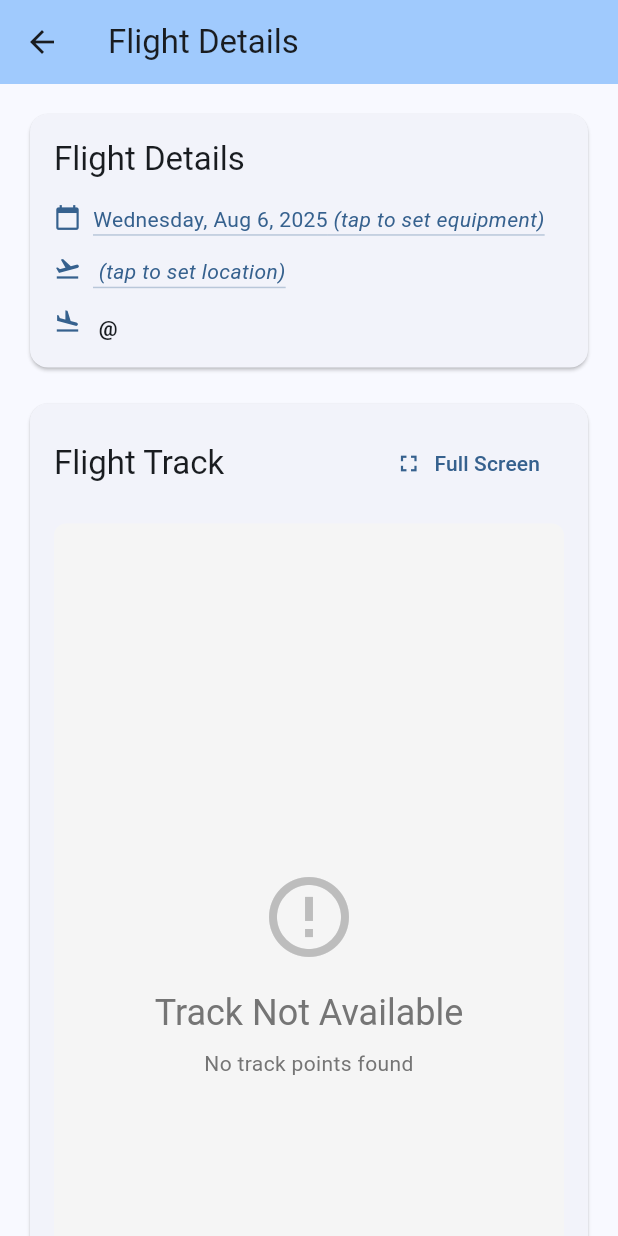
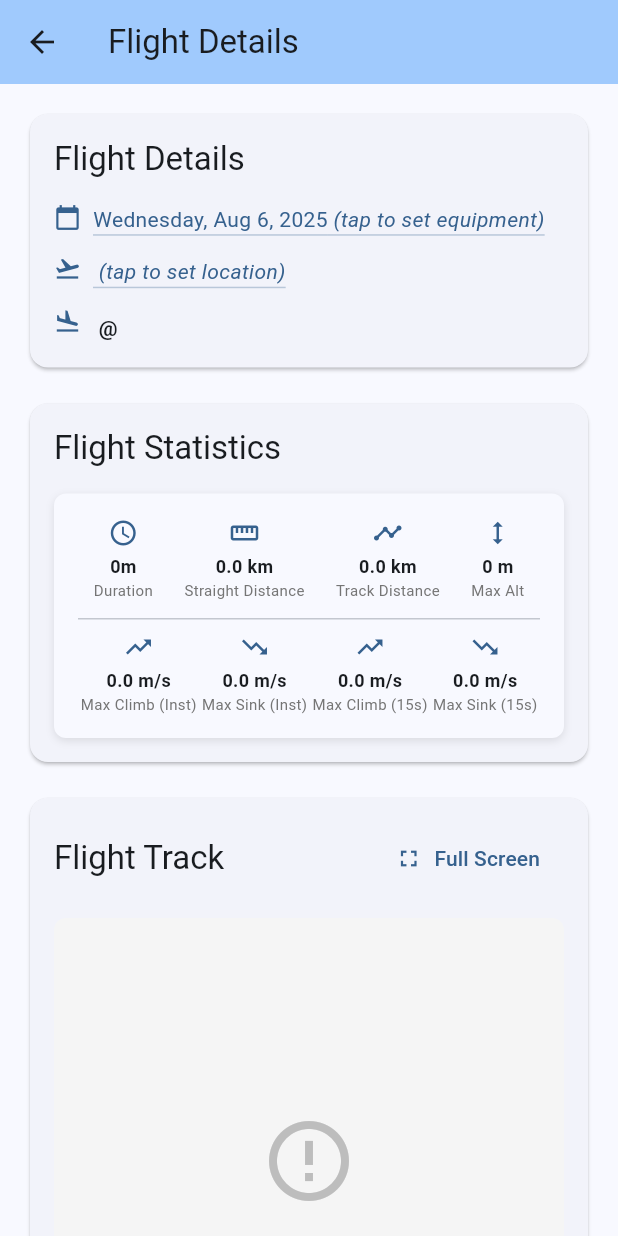
Before and after one commit to Kevin-McIsaac/the_paragliding_app, a Flutter app: the FlightDetailScreen screen opened directly with empty values, on a phone screen of 412 x 824 dp. Run offline on Flutter 3.47's test engine with Material 3 defaults, Android fonts, the phone set to English and light mode, and no system bars; our stand-ins replace file_picker, fl_chart, flutter_map, latlong2, shared_preferences, sqflite and 2 more; accounts and stored records are empty.

Commit message:
Move statistics panel to dedicated card and create Google Play Store description
- Extracted flight statistics from FlightTrackWidget into standalone FlightStatisticsWidget
- Added dedicated "Flight Statistics" card in FlightDetailScreen after flight details
- Created new FlightTrackConfig.embeddedMap() configuration without statistics panel
- Updated full screen mode to remove statistics panel for cleaner map experience
- Added straight line distance to statistics panel before track distance
- Created comprehensive Google Play Store app description with:
  - Short description (78 characters) optimized for search
  - Full description (2,247 characters) with features and benefits
  - ASO keywords and feature highlights for discoverability
  - Marketing content and competitive positioning

Statistics now appear in dedicated card for better information hierarchy while maps focus purely on visualization.

Fixes #2

```diff
--- a/free_flight_log_app/lib/presentation/screens/flight_detail_screen.dart
+++ b/free_flight_log_app/lib/presentation/screens/flight_detail_screen.dart
@@ -7,6 +7,7 @@ import '../../data/repositories/flight_repository.dart';
 import '../../data/repositories/site_repository.dart';
 import '../../data/repositories/wing_repository.dart';
 import '../widgets/flight_track_widget.dart';
+import '../widgets/flight_statistics_widget.dart';
 import 'flight_track_screen.dart';
 
 class FlightDetailScreen extends StatefulWidget {
@@ -529,6 +530,27 @@ class _FlightDetailScreenState extends State<FlightDetailScreen> {
 
                     const SizedBox(height: 16),
 
+                    // Flight Statistics Card (if track data available)
+                    if (_flight.trackLogPath != null)
+                      Card(
+                        child: Padding(
+                          padding: const EdgeInsets.all(16.0),
+                          child: Column(
+                            crossAxisAlignment: CrossAxisAlignment.start,
+                            children: [
+                              Text(
+                                'Flight Statistics',
+                                style: Theme.of(context).textTheme.titleLarge,
+                              ),
+                              const SizedBox(height: 16),
+                              FlightStatisticsWidget(flight: _flight),
+                            ],
+                          ),
+                        ),
+                      ),
+
+                    const SizedBox(height: 16),
+
                     // Flight Track Visualization (if available)
                     if (_flight.trackLogPath != null)
                       Card(
@@ -560,7 +582,7 @@ class _FlightDetailScreenState extends State<FlightDetailScreen> {
                               const SizedBox(height: 16),
                               FlightTrackWidget(
                                 flight: _flight,
-                                config: FlightTrackConfig.embeddedWithControls(),
+                                config: FlightTrackConfig.embeddedMap(),
                               ),
                             ],
                           ),
--- /dev/null
+++ b/free_flight_log_app/lib/presentation/widgets/flight_statistics_widget.dart
@@ -0,0 +1,138 @@
+import 'package:flutter/material.dart';
+import '../../data/models/flight.dart';
+
+class FlightStatisticsWidget extends StatelessWidget {
+  final Flight flight;
+
+  const FlightStatisticsWidget({
+    super.key,
+    required this.flight,
+  });
+
+  String _formatDuration(int minutes) {
+    final hours = minutes ~/ 60;
+    final mins = minutes % 60;
+    if (hours > 0) {
+      return '${hours}h ${mins}m';
+    }
+    return '${mins}m';
+  }
+
+  @override
+  Widget build(BuildContext context) {
+    final duration = _formatDuration(flight.duration);
+
+    return Container(
+      padding: const EdgeInsets.all(16),
+      decoration: BoxDecoration(
+        color: Theme.of(context).colorScheme.surface,
+        borderRadius: BorderRadius.circular(8),
+        boxShadow: [
+          BoxShadow(
+            color: Colors.black.withValues(alpha: 0.1),
+            blurRadius: 4,
+            offset: const Offset(0, 2),
+          ),
+        ],
+      ),
+      child: Column(
+        children: [
+          Row(
+            mainAxisAlignment: MainAxisAlignment.spaceAround,
+            children: [
+              _buildStatItem(
+                'Duration',
+                duration,
+                Icons.access_time,
+                context,
+              ),
+              _buildStatItem(
+                'Straight Distance',
+                flight.straightDistance != null
+                    ? '${flight.straightDistance!.toStringAsFixed(1)} km'
+                    : 'N/A',
+                Icons.straighten,
+                context,
+              ),
+              _buildStatItem(
+                'Track Distance',
+                flight.distance != null
+                    ? '${flight.distance!.toStringAsFixed(1)} km'
+                    : 'N/A',
+                Icons.timeline,
+                context,
+              ),
+              _buildStatItem(
+                'Max Alt',
+                flight.maxAltitude != null
+                    ? '${flight.maxAltitude!.toInt()} m'
+                    : 'N/A',
+                Icons.height,
+                context,
+              ),
+            ],
+          ),
+          if (flight.maxClimbRate != null || flight.maxClimbRate5Sec != null) ...[
+            const SizedBox(height: 12),
+            const Divider(height: 1),
+            const SizedBox(height: 8),
+            Row(
+              mainAxisAlignment: MainAxisAlignment.spaceAround,
+              children: [
+                if (flight.maxClimbRate != null)
+                  _buildStatItem(
+                    'Max Climb (Inst)',
+                    '${flight.maxClimbRate!.toStringAsFixed(1)} m/s',
+                    Icons.trending_up,
+                    context,
+                  ),
+                if (flight.maxSinkRate != null)
+                  _buildStatItem(
+                    'Max Sink (Inst)',
+                    '${flight.maxSinkRate!.toStringAsFixed(1)} m/s',
+                    Icons.trending_down,
+                    context,
+                  ),
+                if (flight.maxClimbRate5Sec != null)
+                  _buildStatItem(
+                    'Max Climb (15s)',
+                    '${flight.maxClimbRate5Sec!.toStringAsFixed(1)} m/s',
+                    Icons.trending_up,
+                    context,
+                  ),
+                if (flight.maxSinkRate5Sec != null)
+                  _buildStatItem(
+                    'Max Sink (15s)',
+                    '${flight.maxSinkRate5Sec!.toStringAsFixed(1)} m/s',
+                    Icons.trending_down,
+                    context,
+                  ),
+              ],
+            ),
+          ],
+        ],
+      ),
+    );
+  }
+
+  Widget _buildStatItem(String label, String value, IconData icon, BuildContext context) {
+    return Column(
+      mainAxisSize: MainAxisSize.min,
+      children: [
+        Icon(icon, size: 20, color: Theme.of(context).colorScheme.primary),
+        const SizedBox(height: 4),
+        Text(
+          value,
+          style: const TextStyle(fontWeight: FontWeight.bold, fontSize: 12),
+        ),
+        Text(
+          label,
+          style: TextStyle(
+            fontSize: 10,
+            color: Colors.grey[600],
+          ),
+        ),
+      ],
+    );
+  }
+}
--- a/free_flight_log_app/lib/presentation/widgets/flight_track_widget.dart
+++ b/free_flight_log_app/lib/presentation/widgets/flight_track_widget.dart
@@ -40,6 +40,16 @@ class FlightTrackConfig {
         showAltitudeChart = false,
         height = 250;
 
+  FlightTrackConfig.embeddedMap()
+      : embedded = true,
+        showLegend = true,
+        showFAB = true,
+        showStats = false,
+        interactive = true,
+        showStraightLine = true,
+        showAltitudeChart = false,
+        height = 400;
+
   FlightTrackConfig.embeddedWithControls()
       : embedded = true,
         showLegend = true,
@@ -54,7 +64,7 @@ class FlightTrackConfig {
       : embedded = false,
         showLegend = true,
         showFAB = true,
-        showStats = true,
+        showStats = false,
         interactive = true,
         showStraightLine = true,
         showAltitudeChart = true,
```
Also changed, not shown: 1 other file.
